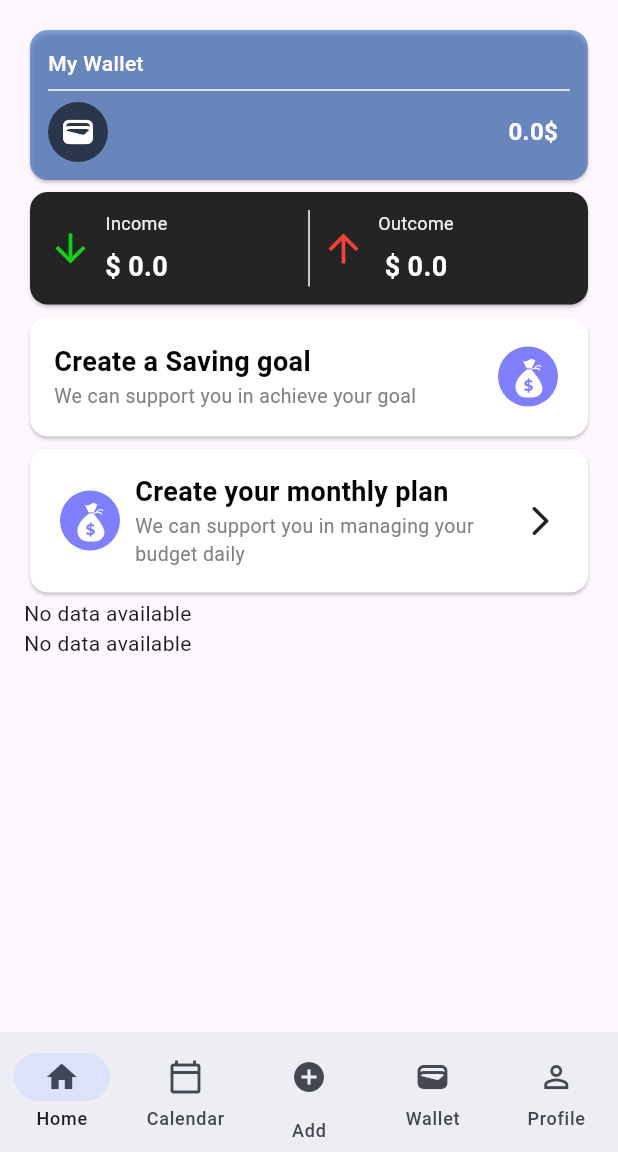
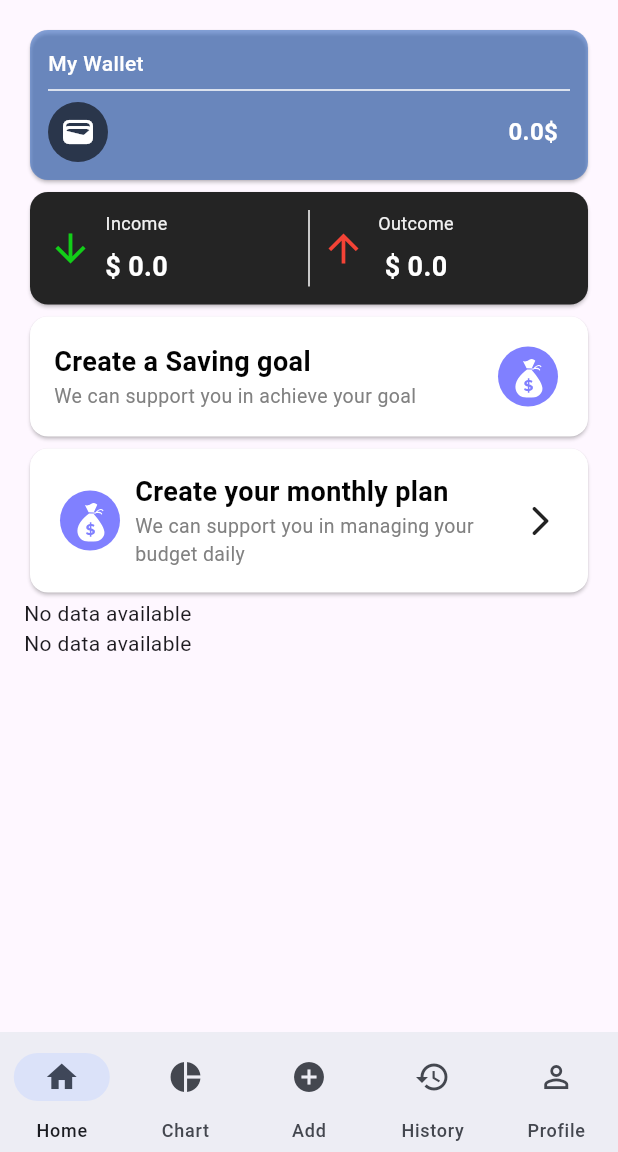
Before and after one commit to RMIT-Budgetly/budgetly, a Flutter app: the screen it shows once a user with an empty profile is signed in, on a phone screen of 412 x 824 dp, the part 84-1236 px from its top. Run offline on Flutter 3.47's test engine with Material 3 defaults, Android fonts, the phone set to English and light mode, and no system bars; our stand-ins replace cloud_firestore, firebase_auth, firebase_core, firebase_storage, fl_chart, flutter_svg and 4 more; accounts and stored records are empty.

Commit message:
Fix some errors and modify the navbar (#28)
* Fix some errors

* Fix some errors

* Fix some errors and modify the navbar

```diff
--- a/lib/pages/home_page/home.dart
+++ b/lib/pages/home_page/home.dart
@@ -282,13 +282,21 @@ class _HomePageState extends State<HomePage> {
   NavigationBar navigationBar(BuildContext context) {
     return NavigationBar(
       destinations: [
-        const NavigationDestination(
-          icon: Icon(Icons.home),
+        NavigationDestination(
+          icon: IconButton(
+            icon: const Icon(Icons.home),
+            onPressed: () {},
+          ),
           label: 'Home',
         ),
-        const NavigationDestination(
-          icon: Icon(Icons.calendar_today_outlined),
-          label: 'Calendar',
+        NavigationDestination(
+          icon: IconButton(
+            icon: const Icon(Icons.pie_chart),
+            onPressed: () {
+              Navigator.pushNamed(context, '/data_visualization');
+            },
+          ),
+          label: 'Chart',
         ),
         NavigationDestination(
           icon: IconButton(
@@ -304,12 +312,18 @@ class _HomePageState extends State<HomePage> {
           ),
           label: 'Add',
         ),
-        const NavigationDestination(
-          icon: Icon(Icons.wallet),
-          label: 'Wallet',
+        NavigationDestination(
+          icon: IconButton(
+            icon: const Icon(Icons.history),
+            onPressed: () {},
+          ),
+          label: 'History',
         ),
-        const NavigationDestination(
-          icon: Icon(Icons.perm_identity),
+        NavigationDestination(
+          icon: IconButton(
+            icon: const Icon(Icons.perm_identity),
+            onPressed: () {},
+          ),
           label: 'Profile',
         ),
       ],
```
